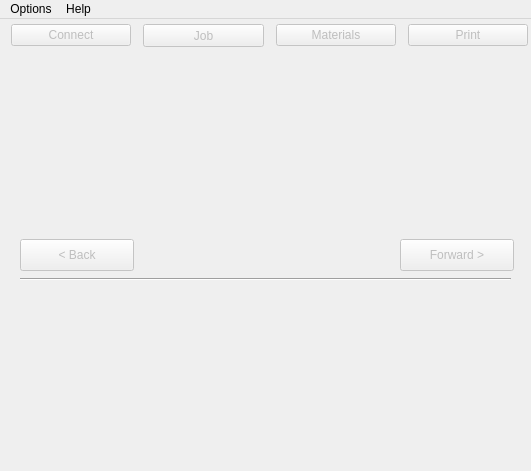
Above: mainwindow.ui from SeraphRobotics/SeraphPrint before the change. Below: the same form after it.
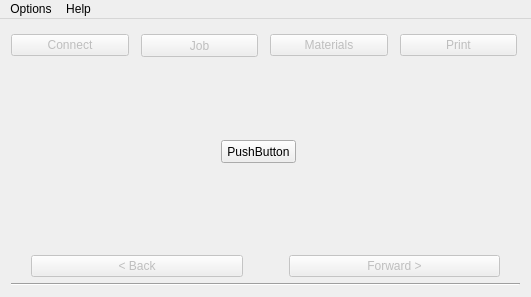
That is the form after the change.

Commit message: Fixed the UI framework. Rather than using fixed sizing, and centralWidgets, the program now uses a stackedwidget and changes which widget in the stack is viewable. Additionally it uses layouts to manage position.

```diff
--- a/mainwindow.ui
+++ b/mainwindow.ui
@@ -7,7 +7,7 @@
     <x>0</x>
     <y>0</y>
     <width>531</width>
-    <height>471</height>
+    <height>297</height>
    </rect>
   </property>
   <property name="sizePolicy">
@@ -20,92 +20,17 @@
    <string>MainWindow</string>
   </property>
   <widget class="QWidget" name="centralWidget">
-   <widget class="QPushButton" name="backButton">
-    <property name="enabled">
-     <bool>false</bool>
-    </property>
-    <property name="geometry">
-     <rect>
-      <x>20</x>
-      <y>220</y>
-      <width>114</width>
-      <height>32</height>
-     </rect>
-    </property>
-    <property name="text">
-     <string>&lt; Back</string>
-    </property>
-   </widget>
-   <widget class="QPushButton" name="forwardButton">
-    <property name="enabled">
-     <bool>false</bool>
-    </property>
-    <property name="geometry">
-     <rect>
-      <x>400</x>
-      <y>220</y>
-      <width>114</width>
-      <height>32</height>
-     </rect>
-    </property>
-    <property name="text">
-     <string>Forward &gt;</string>
-    </property>
-   </widget>
-   <widget class="QWidget" name="currentWidget" native="true">
-    <property name="geometry">
-     <rect>
-      <x>20</x>
-      <y>50</y>
-      <width>491</width>
-      <height>170</height>
-     </rect>
-    </property>
-    <property name="sizePolicy">
-     <sizepolicy hsizetype="Preferred" vsizetype="Preferred">
-      <horstretch>0</horstretch>
-      <verstretch>0</verstretch>
-     </sizepolicy>
-    </property>
-    <property name="minimumSize">
-     <size>
-      <width>491</width>
-      <height>170</height>
-     </size>
-    </property>
-    <property name="maximumSize">
-     <size>
-      <width>16777215</width>
-      <height>190</height>
-     </size>
-    </property>
-   </widget>
-   <widget class="Line" name="line">
-    <property name="geometry">
-     <rect>
-      <x>20</x>
-      <y>250</y>
-      <width>491</width>
-      <height>20</height>
-     </rect>
-    </property>
-    <property name="orientation">
-     <enum>Qt::Horizontal</enum>
-    </property>
-   </widget>
-   <widget class="QWidget" name="layoutWidget">
-    <property name="geometry">
-     <rect>
-      <x>0</x>
-      <y>0</y>
-      <width>531</width>
-      <height>32</height>
-     </rect>
-    </property>
-    <layout class="QHBoxLayout" name="horizontalLayout">
+   <layout class="QVBoxLayout" name="verticalLayout_2">
+    <item>
+     <layout class="QVBoxLayout" name="mainVLayout">
+      <item>
+       <layout class="QHBoxLayout" name="stateLayout">
      <property name="spacing">
       <number>12</number>
      </property>
+        <property name="sizeConstraint">
+         <enum>QLayout::SetFixedSize</enum>
+        </property>
      <property name="topMargin">
       <number>4</number>
      </property>
@@ -183,7 +108,148 @@
       </widget>
      </item>
     </layout>
-   </widget>
+      </item>
+      <item>
+       <spacer name="topVSpacer">
+        <property name="orientation">
+         <enum>Qt::Vertical</enum>
+        </property>
+        <property name="sizeType">
+         <enum>QSizePolicy::Fixed</enum>
+        </property>
+        <property name="sizeHint" stdset="0">
+         <size>
+          <width>20</width>
+          <height>4</height>
+         </size>
+        </property>
+       </spacer>
+      </item>
+      <item>
+       <widget class="QStackedWidget" name="stackedWidget">
+        <property name="currentIndex">
+         <number>0</number>
+        </property>
+        <widget class="QWidget" name="page">
+         <widget class="QPushButton" name="pushButton">
+          <property name="geometry">
+           <rect>
+            <x>210</x>
+            <y>70</y>
+            <width>75</width>
+            <height>23</height>
+           </rect>
+          </property>
+          <property name="text">
+           <string>PushButton</string>
+          </property>
+         </widget>
+        </widget>
+        <widget class="QWidget" name="page_2">
+         <widget class="QRadioButton" name="radioButton">
+          <property name="geometry">
+           <rect>
+            <x>230</x>
+            <y>80</y>
+            <width>82</width>
+            <height>17</height>
+           </rect>
+          </property>
+          <property name="text">
+           <string>RadioButton</string>
+          </property>
+         </widget>
+        </widget>
+       </widget>
+      </item>
+      <item>
+       <layout class="QHBoxLayout" name="fowardBackLayout">
+        <item>
+         <spacer name="leftFbHSpacer">
+          <property name="orientation">
+           <enum>Qt::Horizontal</enum>
+          </property>
+          <property name="sizeType">
+           <enum>QSizePolicy::Fixed</enum>
+          </property>
+          <property name="sizeHint" stdset="0">
+           <size>
+            <width>20</width>
+            <height>20</height>
+           </size>
+          </property>
+         </spacer>
+        </item>
+        <item>
+         <widget class="QPushButton" name="backButton">
+          <property name="enabled">
+           <bool>false</bool>
+          </property>
+          <property name="text">
+           <string>&lt; Back</string>
+          </property>
+          <property name="shortcut">
+           <string>Ctrl+Left</string>
+          </property>
+         </widget>
+        </item>
+        <item>
+         <spacer name="imdFbHSpacer">
+          <property name="orientation">
+           <enum>Qt::Horizontal</enum>
+          </property>
+          <property name="sizeType">
+           <enum>QSizePolicy::Preferred</enum>
+          </property>
+          <property name="sizeHint" stdset="0">
+           <size>
+            <width>40</width>
+            <height>20</height>
+           </size>
+          </property>
+         </spacer>
+        </item>
+        <item>
+         <widget class="QPushButton" name="forwardButton">
+          <property name="enabled">
+           <bool>false</bool>
+          </property>
+          <property name="text">
+           <string>Forward &gt;</string>
+          </property>
+          <property name="shortcut">
+           <string>Ctrl+Right</string>
+          </property>
+         </widget>
+        </item>
+        <item>
+         <spacer name="rightFbHSpacer">
+          <property name="orientation">
+           <enum>Qt::Horizontal</enum>
+          </property>
+          <property name="sizeType">
+           <enum>QSizePolicy::Fixed</enum>
+          </property>
+          <property name="sizeHint" stdset="0">
+           <size>
+            <width>20</width>
+            <height>20</height>
+           </size>
+          </property>
+         </spacer>
+        </item>
+       </layout>
+      </item>
+      <item>
+       <widget class="Line" name="line">
+        <property name="orientation">
+         <enum>Qt::Horizontal</enum>
+        </property>
+       </widget>
+      </item>
+     </layout>
+    </item>
+   </layout>
   </widget>
   <widget class="QMenuBar" name="menuBar">
    <property name="geometry">
```
Left out of the diff: 44 changed lines with no effect on the pictures. Lines whose indentation alone changed are shown as unchanged. The commit also changes 7 other files.
